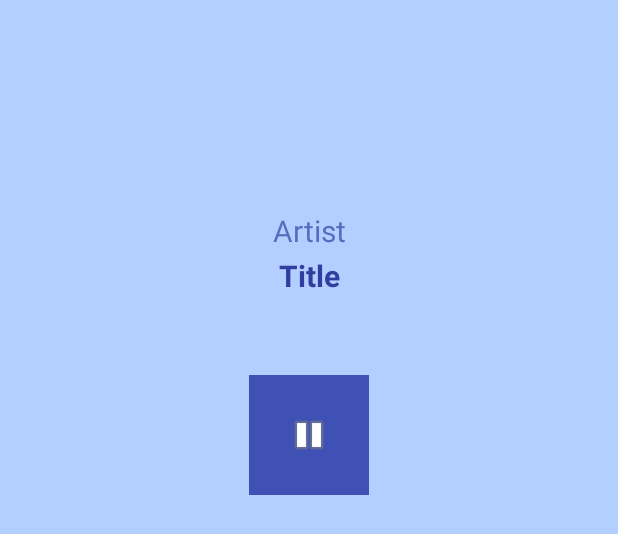
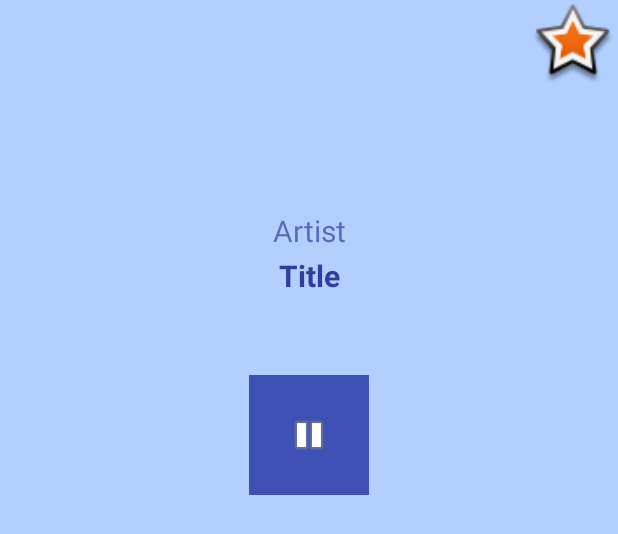
Before and after one commit to alexolteanu/EduMediaPlayer, an Android app: the layout screen_playback.xml on its own in the app's theme, with its tools: preview values and no code run, on a phone screen of 412 x 824 dp. Shown: the top 534 px of the screen. Run offline under Robolectric (Android 15) with nearby library versions, the phone set to English and light mode, and no system bars.

Commit message:
placing a favorite star on the playback screen

```diff
--- a/app/src/main/res/layout/screen_playback.xml
+++ b/app/src/main/res/layout/screen_playback.xml
@@ -6,6 +6,18 @@
     android:id="@+id/constraintLayout"
     android:layout_width="match_parent"
     android:layout_height="match_parent">
+
+    <ImageView
+        android:id="@+id/star"
+        android:layout_width="60dp"
+        android:layout_height="60dp"
+        android:clickable="true"
+        android:padding="2dp"
+        app:layout_constraintEnd_toEndOf="parent"
+        app:layout_constraintHorizontal_bias="1"
+        app:layout_constraintStart_toStartOf="parent"
+        app:layout_constraintTop_toTopOf="@+id/constraintLayout"
+        app:srcCompat="@android:drawable/star_big_on" />
 
     <TextView
         android:id="@+id/artist"
```
